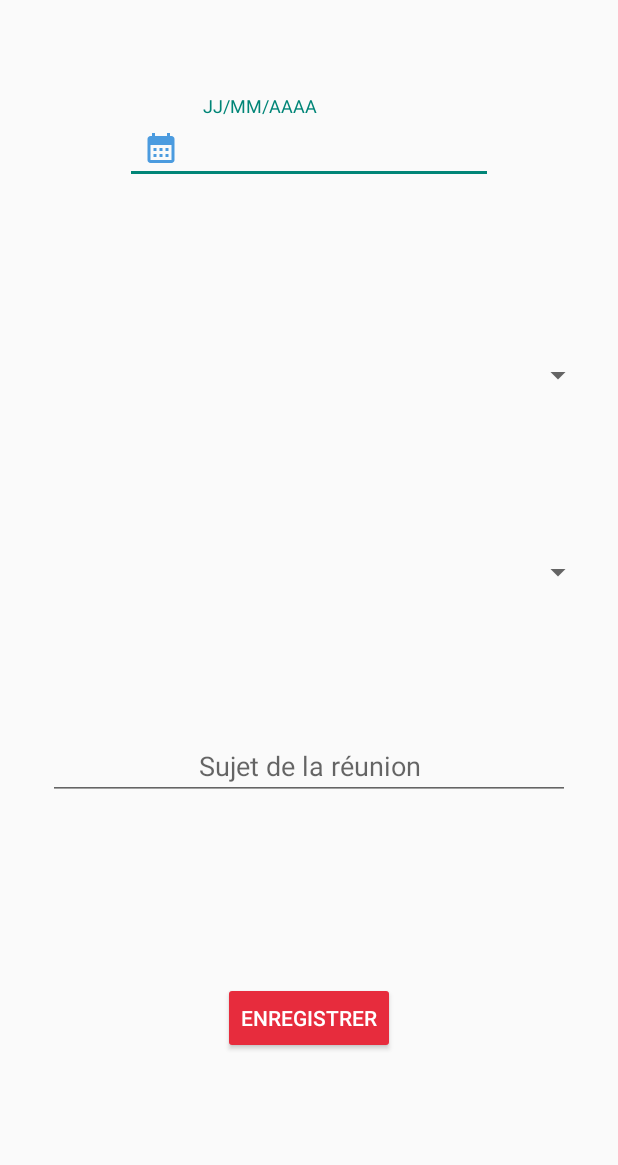
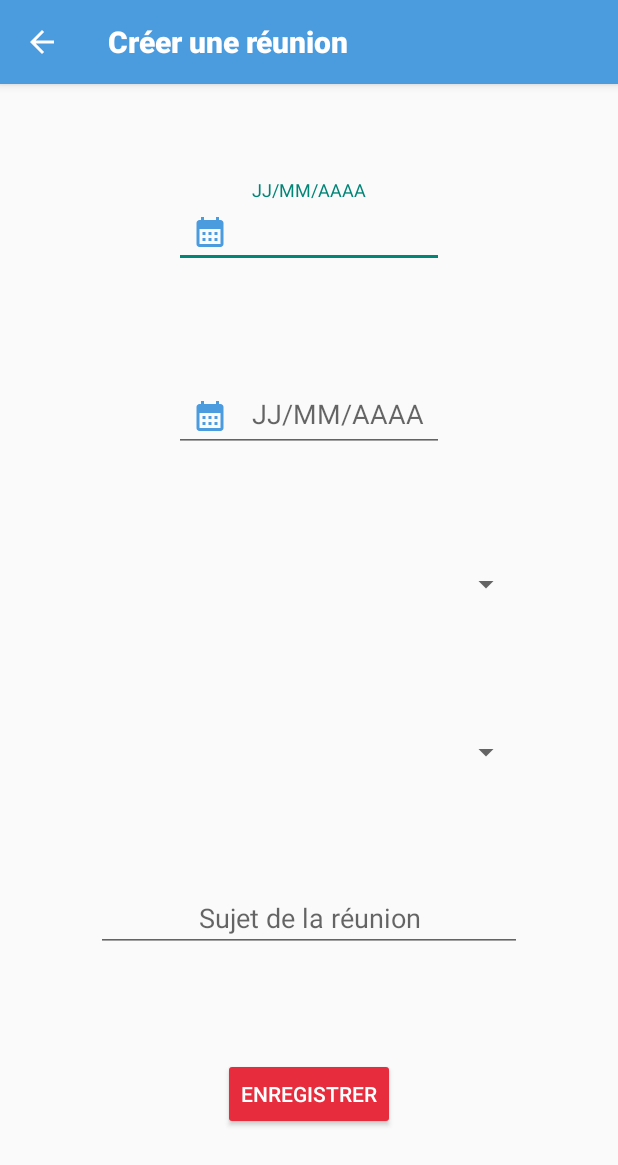
Before and after one commit to AnneLinger/Mareu, an Android app: the screen it shows after launch (AddMeetingActivity), after a tap on "Add a meeting", on a phone screen of 412 x 824 dp. Shown: the top 1165 px of the screen. Run offline under Robolectric (Android 15) with nearby library versions, the phone set to English and light mode, and no system bars; our stand-ins replace ButterKnife.

```diff
--- a/app/build.gradle
+++ b/app/build.gradle
@@ -21,9 +21,14 @@ android {
             proguardFiles getDefaultProguardFile('proguard-android-optimize.txt'), 'proguard-rules.pro'
         }
     }
+
     compileOptions {
         sourceCompatibility JavaVersion.VERSION_1_8
         targetCompatibility JavaVersion.VERSION_1_8
+    }
+
+    buildFeatures {
+        viewBinding true
     }
 }
 
--- a/app/src/main/java/com/anne/linger/mareu/controller/activities/AddMeetingActivity.java
+++ b/app/src/main/java/com/anne/linger/mareu/controller/activities/AddMeetingActivity.java
@@ -3,35 +3,47 @@ package com.anne.linger.mareu.controller.activities;
 import android.app.Activity;
 import android.content.Intent;
 import android.os.Bundle;
+import android.view.View;
 import android.widget.EditText;
 
 import androidx.appcompat.app.AppCompatActivity;
+import androidx.appcompat.widget.Toolbar;
 import androidx.core.app.ActivityCompat;
 
 import butterknife.BindView;
 import butterknife.ButterKnife;
 
 import com.anne.linger.mareu.R;
+import com.anne.linger.mareu.databinding.ActivityAddMeetingBinding;
+import com.anne.linger.mareu.databinding.ActivityMeetingBinding;
+import com.google.android.material.textfield.TextInputLayout;
 
 /**
 *Created by Anne Linger on 20/12/2021.
 */
 public class AddMeetingActivity extends AppCompatActivity {
 
-    @BindView(R.id.et_topic)
-    EditText mTest;
+    private ActivityAddMeetingBinding mBinding;
+
+    //Configure the UI
+    private void initUi() {
+        mBinding = ActivityAddMeetingBinding.inflate(getLayoutInflater());
+        View view = mBinding.getRoot();
+        setContentView(view);
+    }
 
     @Override
     protected void onCreate(Bundle savedInstanceState) {
         super.onCreate(savedInstanceState);
-        setContentView(R.layout.activity_add_meeting);
-        ButterKnife.bind(this);
+        initUi();
+        configureToolbar();
     }
 
-
-    public static void navigate(Activity activity) {
-        Intent intent = new Intent(activity, AddMeetingActivity.class);
-        ActivityCompat.startActivity(activity, intent, null);
+    //Toolbar configuration
+    private void configureToolbar() {
+        //Toolbar as ActionBar
+        setSupportActionBar(mBinding.tbAdd);
+        //Back button enable
+        getSupportActionBar().setDisplayHomeAsUpEnabled(true);
     }
-
 }
--- a/app/src/main/java/com/anne/linger/mareu/controller/activities/MeetingActivity.java
+++ b/app/src/main/java/com/anne/linger/mareu/controller/activities/MeetingActivity.java
@@ -2,33 +2,40 @@ package com.anne.linger.mareu.controller.activities;
 
 import androidx.appcompat.app.AppCompatActivity;
 import androidx.appcompat.widget.Toolbar;
+import androidx.core.app.ActivityCompat;
 
+import android.content.Intent;
 import android.os.Bundle;
+import android.renderscript.ScriptGroup;
 import android.view.Menu;
+import android.view.View;
 
 import com.anne.linger.mareu.R;
+import com.anne.linger.mareu.databinding.ActivityMeetingBinding;
 import com.google.android.material.floatingactionbutton.FloatingActionButton;
 
-import butterknife.BindView;
-import butterknife.ButterKnife;
 import butterknife.OnClick;
 
 public class MeetingActivity extends AppCompatActivity {
 
-    @BindView(R.id.tb)
-    Toolbar mToolbar;
-    @BindView(R.id.fab)
-    FloatingActionButton mFloatingActionButton;
+    private ActivityMeetingBinding mBinding;
+
+    //Configure the UI
+    private void initUi() {
+        mBinding = ActivityMeetingBinding.inflate(getLayoutInflater());
+        View view = mBinding.getRoot();
+        setContentView(view);
+    }
 
     @Override
     protected void onCreate(Bundle savedInstanceState) {
         super.onCreate(savedInstanceState);
-        setContentView(R.layout.activity_meeting);
-
-        ButterKnife.bind(this);
+        initUi();
         configureToolbar();
+        addMeeting();
     }
 
+    //Configure the menu
     @Override
     public boolean onCreateOptionsMenu(Menu menu) {
         // Inflate the menu; this adds item to the action bar if it is present
@@ -36,14 +43,21 @@ public class MeetingActivity extends AppCompatActivity {
         return true;
     }
 
+    //Configure the Toolbar
     private void configureToolbar(){
-        setSupportActionBar(mToolbar);
-        mToolbar.inflateMenu(R.menu.menu);
+        setSupportActionBar(mBinding.tbMain);
+        mBinding.tbMain.inflateMenu(R.menu.menu);
     }
 
-    @OnClick(R.id.fab)
-    public void addMeeting(){
-        AddMeetingActivity.navigate(this);
+    //Navigate to the AddMeetingActivity
+    private void addMeeting() {
+        mBinding.fabAdd.setOnClickListener(new View.OnClickListener() {
+            @Override
+            public void onClick(View view) {
+                Intent intent = new Intent(MeetingActivity.this, AddMeetingActivity.class);
+                ActivityCompat.startActivity(MeetingActivity.this, intent, null);
+            }
+        });
     }
 
 }
--- /dev/null
+++ b/app/src/main/java/com/anne/linger/mareu/di/DI.java
@@ -0,0 +1,29 @@
+package com.anne.linger.mareu.di;
+
+import com.anne.linger.mareu.services.meeting.MeetingApiService;
+import com.anne.linger.mareu.services.meeting.NewMeetingApiService;
+
+/**
+*Created by Anne Linger on 23/12/2021
+ * Dependency injector to get instance of service
+*/
+public class DI {
+
+    private static MeetingApiService service = new NewMeetingApiService();
+
+    /**
+     * Get an instance on @{@link MeetingApiService}
+     * @return
+     */
+    public static MeetingApiService getMeetingApiService() {
+        return service;
+    }
+
+    /**
+     * Get always a new instance on @{@link MeetingApiService}, useful for tests, so we ensure the context is clean
+     * @return
+     */
+    public static MeetingApiService getNewInstanceMeetingApiService() {
+        return new NewMeetingApiService();
+    }
+}
--- a/app/src/main/res/layout/activity_add_meeting.xml
+++ b/app/src/main/res/layout/activity_add_meeting.xml
@@ -6,19 +6,60 @@
     android:layout_height="match_parent"
     tools:context=".controller.activities.AddMeetingActivity">
 
-    <com.google.android.material.textfield.TextInputLayout
-        android:id="@+id/textField"
-        android:layout_width="245dp"
+    <androidx.appcompat.widget.Toolbar
+        android:id="@+id/tb_add"
+        android:layout_width="0dp"
         android:layout_height="wrap_content"
-        app:layout_constraintTop_toTopOf="parent"
+        android:background="@color/blue"
+        android:elevation="4dp"
         app:layout_constraintLeft_toLeftOf="parent"
         app:layout_constraintRight_toRightOf="parent"
+        app:layout_constraintTop_toTopOf="parent"
+        app:title="@string/add_meeting"
+        app:titleTextColor="@color/white"
+        app:titleTextAppearance="@style/ActionBar.Text"
+        android:theme="@style/ToolbarAddTheme"/>
+
+    <com.google.android.material.textfield.TextInputLayout
+        android:id="@+id/tf_date"
+        android:layout_width="wrap_content"
+        android:layout_height="wrap_content"
+        android:minWidth="180dp"
+        android:maxWidth="280dp"
         android:layout_marginTop="64dp"
+        app:layout_constraintTop_toBottomOf="@id/tb_add"
+        app:layout_constraintLeft_toLeftOf="parent"
+        app:layout_constraintRight_toRightOf="parent"
         app:startIconDrawable="@drawable/ic_baseline_calendar_month_24"
         app:startIconCheckable="true"
         app:startIconContentDescription="Calendrier"
         app:startIconTint="@color/blue"
-        app:errorEnabled="true"
+        app:errorEnabled="false"
+        android:hint="JJ/MM/AAAA"
+        >
+
+        <com.google.android.material.textfield.TextInputEditText
+            android:layout_width="match_parent"
+            android:layout_height="wrap_content"
+            />
+
+    </com.google.android.material.textfield.TextInputLayout>
+
+    <com.google.android.material.textfield.TextInputLayout
+        android:id="@+id/tf_hour"
+        android:layout_width="wrap_content"
+        android:layout_height="wrap_content"
+        android:minWidth="180dp"
+        android:maxWidth="280dp"
+        android:layout_marginTop="64dp"
+        app:layout_constraintTop_toBottomOf="@id/tf_date"
+        app:layout_constraintLeft_toLeftOf="parent"
+        app:layout_constraintRight_toRightOf="parent"
+        app:startIconDrawable="@drawable/ic_baseline_calendar_month_24"
+        app:startIconCheckable="true"
+        app:startIconContentDescription="Calendrier"
+        app:startIconTint="@color/blue"
+        app:errorEnabled="false"
         android:hint="JJ/MM/AAAA"
         >
 
@@ -30,39 +71,42 @@
     </com.google.android.material.textfield.TextInputLayout>
 
     <Spinner
-        android:id="@+id/spinner_rooms"
+        android:id="@+id/sp_rooms"
         android:layout_width="match_parent"
         android:layout_height="48dp"
-        android:layout_marginLeft="16dp"
-        android:layout_marginRight="16dp"
-        app:layout_constraintBottom_toTopOf="@+id/spinner_collaborators"
-        app:layout_constraintTop_toBottomOf="@+id/textField"
+        android:layout_marginLeft="64dp"
+        android:layout_marginRight="64dp"
+        android:layout_marginTop="64dp"
+        app:layout_constraintLeft_toLeftOf="parent"
+        app:layout_constraintRight_toRightOf="parent"
+        app:layout_constraintTop_toBottomOf="@+id/tf_hour"
         tools:layout_editor_absoluteX="16dp" />
 
     <Spinner
-        android:id="@+id/spinner_collaborators"
+        android:id="@+id/sp_collaborators"
         android:layout_width="match_parent"
         android:layout_height="48dp"
-        android:layout_marginLeft="16dp"
-        android:layout_marginRight="16dp"
-        app:layout_constraintBottom_toTopOf="@+id/et_topic"
-        app:layout_constraintTop_toBottomOf="@+id/spinner_rooms"
+        android:layout_marginLeft="64dp"
+        android:layout_marginRight="64dp"
+        android:layout_marginTop="64dp"
+        app:layout_constraintLeft_toLeftOf="parent"
+        app:layout_constraintRight_toRightOf="parent"
+        app:layout_constraintTop_toBottomOf="@+id/sp_rooms"
         tools:layout_editor_absoluteX="16dp" />
 
     <com.google.android.material.textfield.TextInputEditText
         android:id="@+id/et_topic"
         android:layout_width="match_parent"
         android:layout_height="wrap_content"
-        android:layout_marginLeft="32dp"
-        android:layout_marginTop="488dp"
-        android:layout_marginRight="32dp"
+        android:layout_marginLeft="64dp"
+        android:layout_marginRight="64dp"
+        android:layout_marginTop="64dp"
+        android:hint="Sujet de la réunion"
         android:gravity="center_horizontal"
-        android:hint="Sujet de la réunion"
         android:inputType="text"
-        app:layout_constraintHorizontal_bias="0.0"
         app:layout_constraintLeft_toLeftOf="parent"
         app:layout_constraintRight_toRightOf="parent"
-        app:layout_constraintTop_toTopOf="parent" />
+        app:layout_constraintTop_toBottomOf="@id/sp_collaborators" />
 
     <Button
         android:id="@+id/button_save"
--- a/app/src/main/res/layout/activity_meeting.xml
+++ b/app/src/main/res/layout/activity_meeting.xml
@@ -7,26 +7,27 @@
     tools:context=".controller.activities.MeetingActivity">
 
     <androidx.appcompat.widget.Toolbar
-        android:id="@+id/tb"
+        android:id="@+id/tb_main"
         android:layout_width="0dp"
         android:layout_height="wrap_content"
         android:background="@color/blue"
         android:elevation="4dp"
         app:layout_constraintLeft_toLeftOf="parent"
         app:layout_constraintRight_toRightOf="parent"
+        app:layout_constraintTop_toTopOf="parent"
         app:title="@string/app_name"
-        app:titleTextAppearance="@style/ActionBar.nameText"
-        tools:ignore="MissingConstraints" />
+        app:titleTextAppearance="@style/ActionBar.Text"
+        app:titleTextColor="@color/white" />
 
     <com.google.android.material.floatingactionbutton.FloatingActionButton
-        android:id="@+id/fab"
+        android:id="@+id/fab_add"
         android:layout_width="wrap_content"
         android:layout_height="wrap_content"
         android:layout_margin="16dp"
+        android:backgroundTint="@color/red"
+        android:contentDescription="@string/fab_content_description"
         app:layout_constraintBottom_toBottomOf="parent"
         app:layout_constraintEnd_toEndOf="parent"
-        android:contentDescription="@string/fab_content_description"
-        android:backgroundTint="@color/red"
-        app:srcCompat="@drawable/ic_baseline_add_24"/>
+        app:srcCompat="@drawable/ic_baseline_add_24" />
 
 </androidx.constraintlayout.widget.ConstraintLayout>
--- a/app/src/main/res/values/strings.xml
+++ b/app/src/main/res/values/strings.xml
@@ -1,4 +1,12 @@
 <resources>
     <string name="app_name">Maréu</string>
     <string name="fab_content_description">Add a meeting</string>
+    <string name="add_meeting">Créer une réunion</string>
+    <string name="create">Créer</string>
+    <string name="date_format">JJ/MM/AAAA</string>
+    <string name="hour_format">00:00</string>
+    <string name="meeting_topic">Sujet</string>
+    <string name="room">Salle</string>
+    <string name="collaborators">Participants</string>
+    <string name="date_error">Erreur : veuillez entrer une date au format JJ/MM/AAAA</string>
 </resources>
--- a/app/src/main/res/values/styles.xml
+++ b/app/src/main/res/values/styles.xml
@@ -1,6 +1,9 @@
 <?xml version="1.0" encoding="utf-8"?>
 <resources>
-    <style name="ActionBar.nameText" parent="TextAppearance.AppCompat.Widget.ActionBar.Title">
+    <style name="ToolbarAddTheme" parent="@style/ThemeOverlay.AppCompat.ActionBar">
+        <item name="colorControlNormal">@color/white</item>
+    </style>
+    <style name="ActionBar.Text" parent="TextAppearance.AppCompat.Widget.ActionBar.Title">
         <item name="android:textColor">@color/white</item>
         <item name="android:textStyle">bold</item>
     </style>
```
